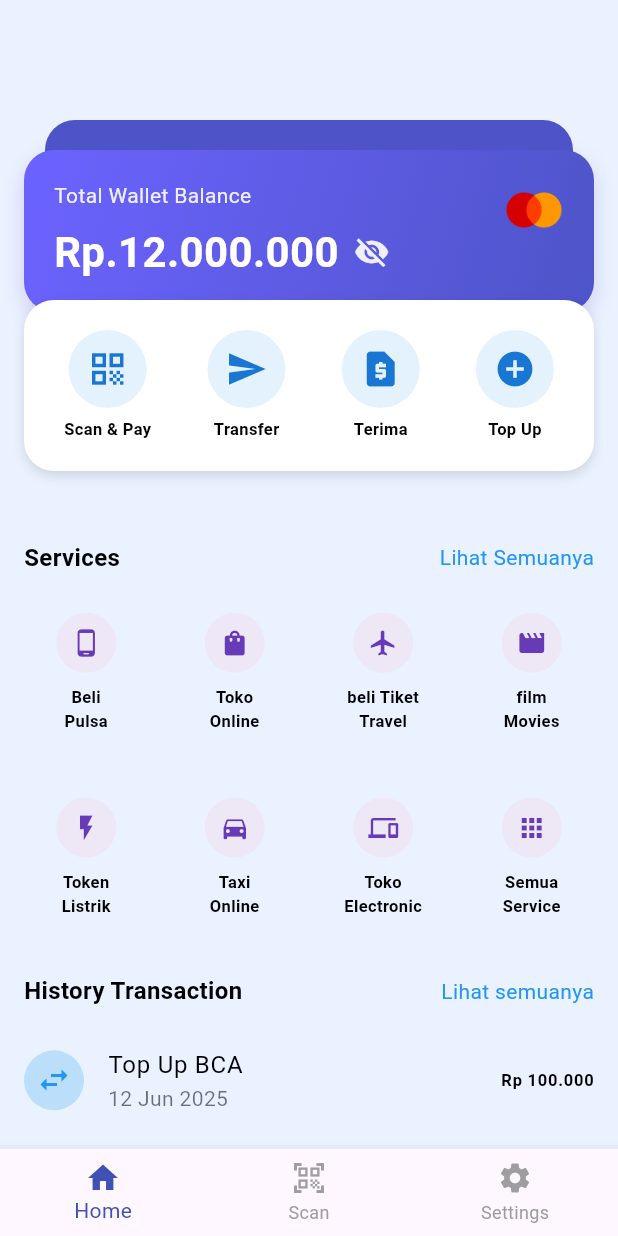
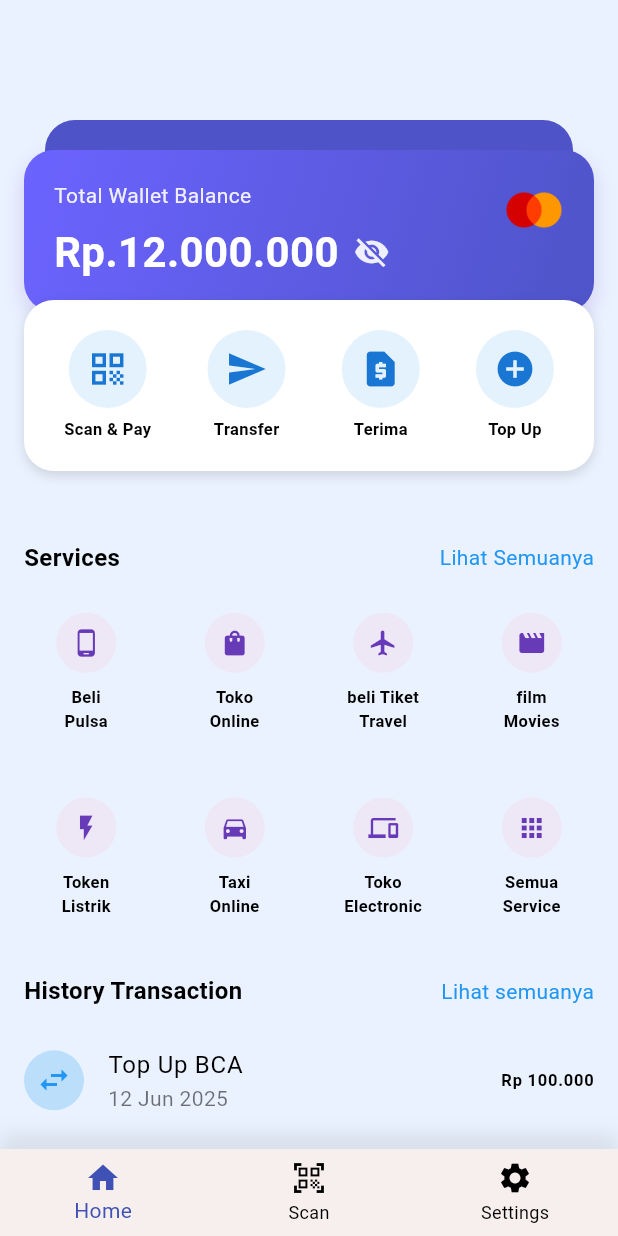
Before and after one commit to Ferdiansyah42/uas_sm4, a Flutter app: the screen it shows after launch, on a phone screen of 412 x 824 dp. Run offline on Flutter 3.47's test engine with Material 3 defaults, Android fonts, the phone set to English and light mode, and no system bars.

Commit message:
mengedit agar navbarnya gak mengikut sistem hp

```diff
--- a/lib/main.dart
+++ b/lib/main.dart
@@ -4,7 +4,7 @@ import 'pages/scan_page.dart';
 import 'pages/setting_page.dart';
 
 void main() {
-  runApp(SmartMoney());
+  runApp(const SmartMoney());
 }
 
 class SmartMoney extends StatelessWidget {
@@ -20,9 +20,8 @@ class SmartMoney extends StatelessWidget {
         primarySwatch: Colors.indigo,
         useMaterial3: true,
       ),
-      darkTheme: ThemeData.dark(),
-      themeMode: ThemeMode.system,
-      home: MainPage(),
+      themeMode: ThemeMode.light,
+      home: const MainPage(),
     );
   }
 }
@@ -37,7 +36,7 @@ class MainPage extends StatefulWidget {
 class _MainPageState extends State<MainPage> {
   int _selectedIndex = 0;
 
-  final List<Widget> _pages = [
+  final List<Widget> _pages = const [
     HomePage(),
     ScanPage(),
     SettingPage(),
@@ -53,10 +52,24 @@ class _MainPageState extends State<MainPage> {
   Widget build(BuildContext context) {
     return Scaffold(
       body: _pages[_selectedIndex],
-      bottomNavigationBar: BottomNavigationBar(
+
+      bottomNavigationBar: Container(
+        decoration: BoxDecoration(
+          color: const Color.fromARGB(255, 247, 238, 238),
+          boxShadow: [
+            BoxShadow(
+              color: Colors.black.withOpacity(0.08),
+              blurRadius: 10,
+              offset: const Offset(0, -10), // Shadow ke atas
+            ),
+          ],
+        ),
+        child: BottomNavigationBar(
+          backgroundColor: Colors.transparent,
+          elevation: 0,
           currentIndex: _selectedIndex,
           selectedItemColor: Colors.indigo,
-        unselectedItemColor: Colors.grey,
+          unselectedItemColor: const Color.fromARGB(255, 0, 0, 0),
           onTap: _onItemTapped,
           items: const [
             BottomNavigationBarItem(
@@ -73,6 +86,7 @@ class _MainPageState extends State<MainPage> {
             ),
           ],
         ),
+      ),
     );
   }
 }
```
Lines whose indentation alone changed are shown as unchanged.
